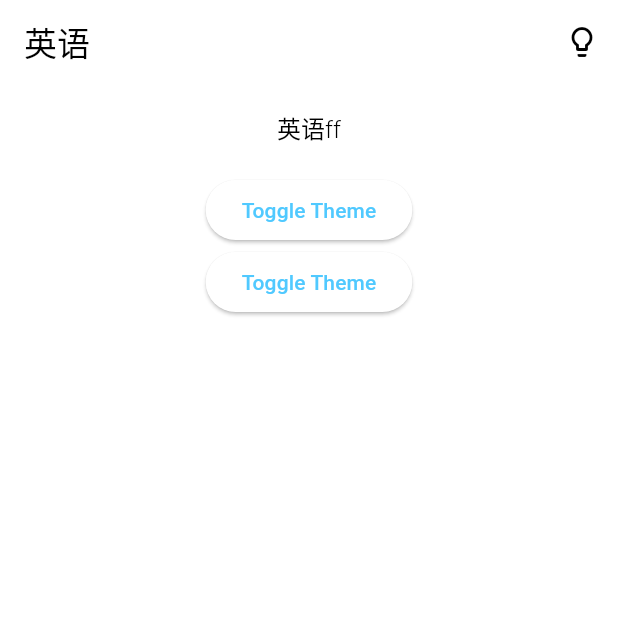
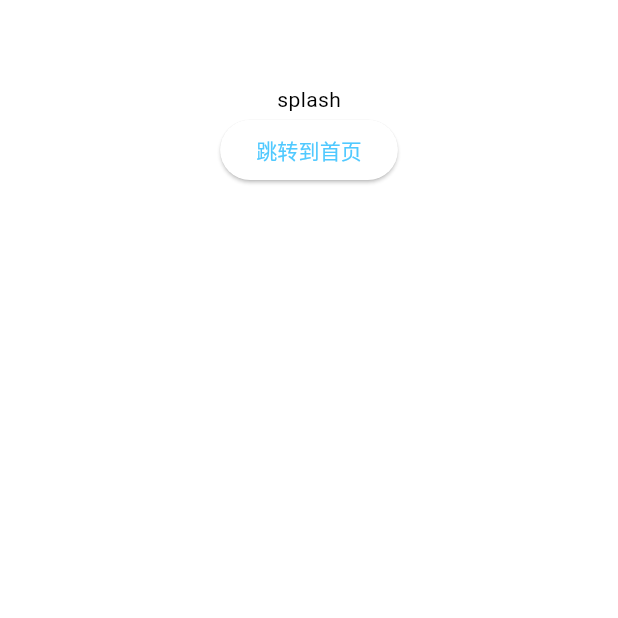
Before and after one commit to jock202108/zrgame, a Flutter app: the screen it shows after launch, on a phone screen of 412 x 824 dp, the top half of it. Run offline on Flutter 3.47's test engine with Material 3 defaults, Android fonts, the light colour scheme and no system bars; our stand-ins replace convert, decimal, flutter_riverpod, go_router, plugin_platform_interface, shared_preferences and 1 more; missing offline and left inert: dart:html, rational.

Commit message:
基础库丰富

```diff
--- a/lib/main.dart
+++ b/lib/main.dart
@@ -8,6 +8,7 @@ import 'package:ui_basic/initializer/app_initializers.dart';
 import 'package:ui_basic/utils/sp_util.dart';
 import 'package:ui_basic/widget/common_app_bar.dart';
 import 'package:ui_basic/generated/l10n.dart';
+import 'package:zrgame/router/router.dart';
 import 'package:zrgame/theme/provider.dart';
 import 'generated/l10n.dart';
 import 'initializer/local_initializer.dart';
@@ -81,7 +82,8 @@ class MyApp extends ConsumerWidget {
     final themeMode = ref.watch(themeStateProvider);
     final locale = ref.watch(localeProvider);
     return  _EagerInitialization(
-      child: MaterialApp(
+      child: MaterialApp.router(
+        routerConfig: router,
         localizationsDelegates: const [
           S.delegate,
           UiBasicS.delegate,
@@ -97,7 +99,6 @@ class MyApp extends ConsumerWidget {
         theme: AppThemes.lightTheme,
         darkTheme: AppThemes.darkTheme,
         locale: locale,
-        home: const HomePage(),
       ),
     );
   }
--- /dev/null
+++ b/lib/pages/home_route.dart
@@ -0,0 +1,25 @@
+
+import 'package:flutter/cupertino.dart';
+import 'package:go_router/go_router.dart';
+import 'package:ui_basic/router/route_provider.dart';
+import 'package:zrgame/pages/splash_page.dart';
+import '../main.dart';
+class HomeRoute implements RouteProvider {
+  static const String home = '/home';
+  static const String splash = '/';
+
+  @override
+  List<GoRoute> getRoutes() {
+    return [
+      GoRoute(
+        path: splash,
+        builder: (context, state) => const SplashPage(),
+      ),
+      GoRoute(
+        path: home,
+        builder: (context, state) => const HomePage(),
+      ),
+
+    ];
+  }
+}
--- /dev/null
+++ b/lib/pages/splash_page.dart
@@ -0,0 +1,32 @@
+
+
+import 'package:flutter/cupertino.dart';
+import 'package:flutter/material.dart';
+import 'package:ui_basic/ui_basic.dart';
+
+import 'home_route.dart';
+
+class SplashPage extends StatelessWidget{
+  const SplashPage({super.key});
+
+  @override
+  Widget build(BuildContext context) {
+    return Scaffold(
+      appBar: AppBar(),
+      body: Center(
+        child: Column(
+          children: [
+            Text("splash"),
+
+            ElevatedButton(onPressed: (){
+              context.push(HomeRoute.home);
+
+            }, child: Text("跳转到首页"))
+
+          ],
+        ),
+      ),
+    );
+  }
+
+}
--- /dev/null
+++ b/lib/router/router.dart
@@ -0,0 +1,47 @@
+
+import 'package:flutter/material.dart';
+import 'package:go_router/go_router.dart';
+
+import '../pages/home_route.dart';
+
+
+
+final RouteObserver<ModalRoute> routeObserver = RouteObserver();
+final GlobalKey<NavigatorState> navigatorKey = GlobalKey<NavigatorState>();
+
+final router = GoRouter(
+  initialLocation: '/',
+  navigatorKey: navigatorKey,
+  observers: [
+    routeObserver,
+    MyNavigatorObserver(),
+  ],
+  routes: [
+    ...HomeRoute().getRoutes(),
+  ],
+);
+
+
+
+class MyNavigatorObserver extends NavigatorObserver {
+  @override
+  void didPush(Route<dynamic> route, Route<dynamic>? previousRoute) {
+    debugPrint('didPush: ${route.settings.name}');
+  }
+
+  @override
+  void didPop(Route<dynamic> route, Route<dynamic>? previousRoute) {
+    debugPrint('didPop: ${route.settings.name}');
+  }
+
+  @override
+  void didRemove(Route<dynamic> route, Route<dynamic>? previousRoute) {
+    debugPrint('didRemove: ${route.settings.name}');
+  }
+
+  @override
+  void didReplace({Route<dynamic>? newRoute, Route<dynamic>? oldRoute}) {
+    debugPrint(
+        'didReplace: ${oldRoute?.settings.name} -> ${newRoute?.settings.name}');
+  }
+}
--- /dev/null
+++ b/plugins/ui_basic/lib/router/route_provider.dart
@@ -0,0 +1,5 @@
+import 'package:go_router/go_router.dart';
+
+abstract class RouteProvider {
+  List<GoRoute> getRoutes();
+}
--- a/plugins/ui_basic/lib/ui_basic.dart
+++ b/plugins/ui_basic/lib/ui_basic.dart
@@ -14,4 +14,6 @@ export 'utils/text_util.dart';
 export 'utils/timeline_util.dart';
 export 'utils/timer_util.dart';
 export 'widget/common_app_bar.dart';
+export 'router/route_provider.dart';
 export 'generated/l10n.dart';
+export 'package:go_router/go_router.dart';
--- a/pubspec.yaml
+++ b/pubspec.yaml
@@ -44,8 +44,8 @@ dependencies:
   go_router: ^13.2.0
   flutter_riverpod: ^2.4.10
   riverpod_annotation: ^2.3.4
-  dokit: ^0.6.1
   cached_network_image: ^3.3.1
+
 
 dev_dependencies:
   flutter_test:
```
Also changed, not shown: lib/pages/home_page.dart (added, +19 -0 lines), plugins/ui_basic/example/pubspec.lock, pubspec.lock, 10 other files.
